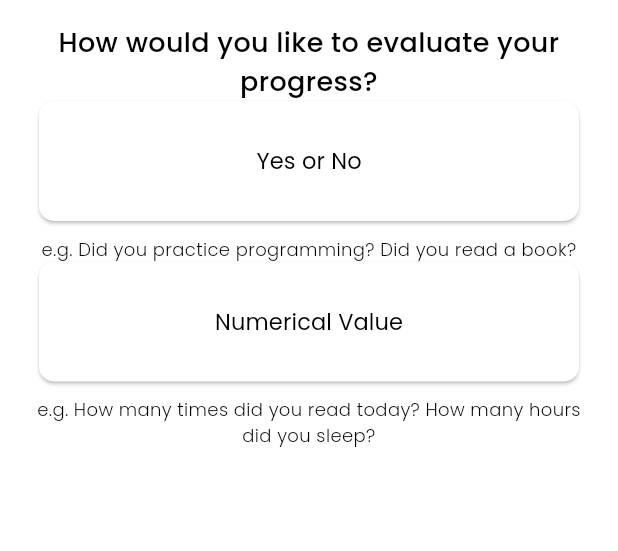
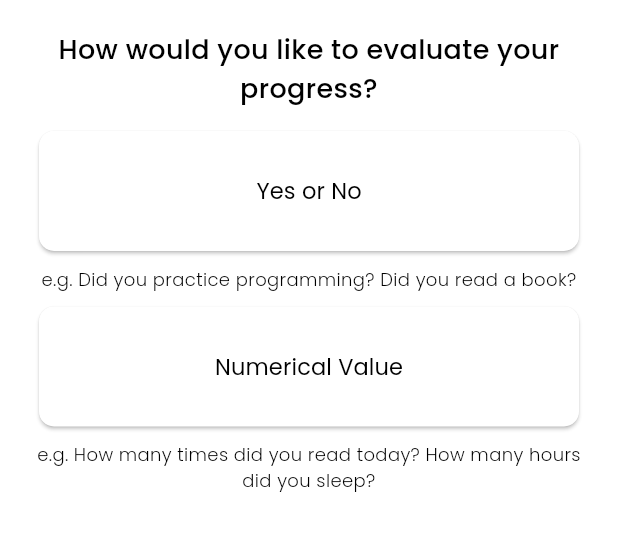
Before and after one commit to sthcasaclang/habit-tracker, a Flutter app: the screen it shows after launch, after a tap on the "add" icon, on a phone screen of 412 x 824 dp, the part 61-612 px from its top. Run offline on Flutter 3.47's test engine with Material 3 defaults, Android fonts, the phone set to English and light mode, and no system bars; our stand-ins replace flutter_slidable, google_fonts, sliding_up_panel.

Commit message:
Minor Changes

```diff
--- a/lib/addHabitType.dart
+++ b/lib/addHabitType.dart
@@ -39,7 +39,7 @@ class AddHabitType extends StatelessWidget {
       body: Column(
         children: [
           Container(
-            margin: EdgeInsets.only(left: 0, right: 0),
+            margin: EdgeInsets.only(left: 0, right: 0, top: 5, bottom: 5),
             alignment: Alignment.center,
             child: Text("How would you like to evaluate your progress?",
                 textAlign: TextAlign.center,
@@ -51,7 +51,7 @@ class AddHabitType extends StatelessWidget {
           Container(
             alignment: Alignment.center,
             child: Container(
-              margin: const EdgeInsets.only(left: 10, right: 10, bottom: 10),
+              margin: const EdgeInsets.all(10),
               height: 80,
               width: 360,
               child: ElevatedButton(
@@ -94,7 +94,7 @@ class AddHabitType extends StatelessWidget {
           Container(
             alignment: Alignment.center,
             child: Container(
-              margin: const EdgeInsets.only(left: 10, right: 10, bottom: 10),
+              margin: const EdgeInsets.all(10),
               height: 80,
               width: 360,
               child: ElevatedButton(
--- a/lib/homepage.dart
+++ b/lib/homepage.dart
@@ -34,7 +34,7 @@ class _HomePageState extends State<HomePage> {
               children: [
                 Container(
                   alignment: Alignment.topLeft,
-                  margin: const EdgeInsets.only(left: 20, right: 20, bottom: 0),
+                  margin: const EdgeInsets.only(left: 20, right: 20, bottom: 5),
                   child: Text(
                     'Hello, User',
                     style: GoogleFonts.poppins(
```
